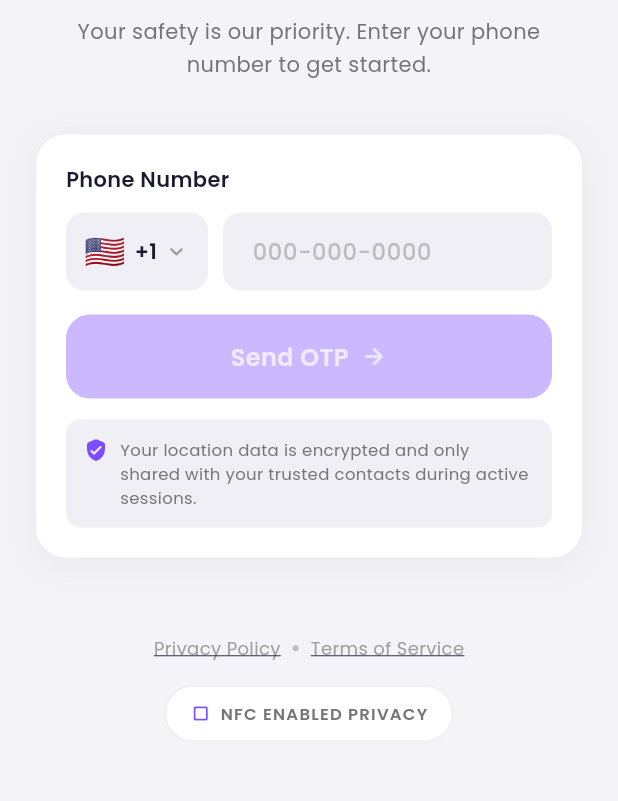
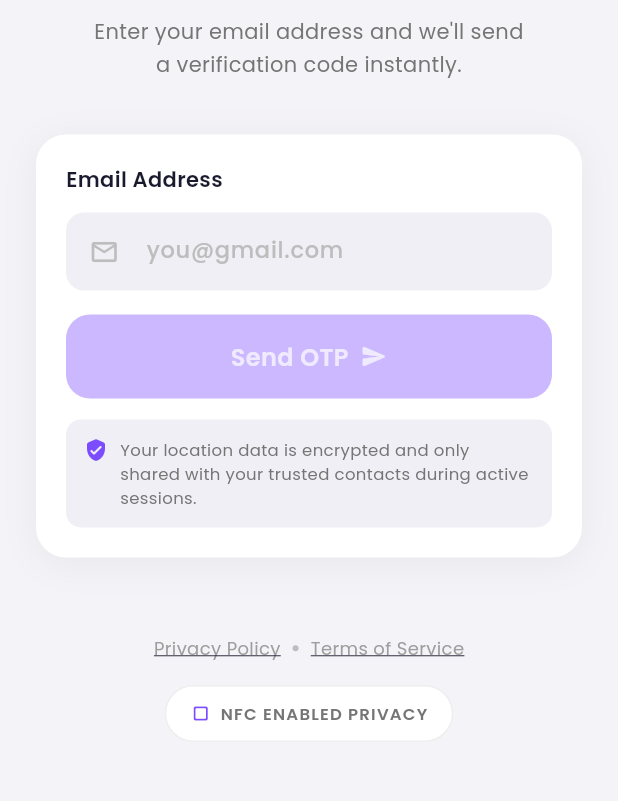
Before and after one commit to Muskanpoddar/tapguard-AI_Personal_Safety_App, a Flutter app: the screen it shows after launch, after a tap on "Skip", on a phone screen of 412 x 824 dp, the part 284-1085 px from its top. Run offline on Flutter 3.47's test engine with Material 3 defaults, Android fonts, the phone set to English and light mode, and no system bars; our stand-ins replace cloud_firestore, firebase_auth, firebase_core, flutter_riverpod, geolocator, google_fonts; missing offline and left inert: ndef_record, nfc_manager; accounts and stored records are empty.

Commit message:
Modified file

```diff
--- a/lib/presentation/auth/login_screen.dart
+++ b/lib/presentation/auth/login_screen.dart
@@ -1,9 +1,12 @@
+// lib/presentation/auth/login_screen.dart
+//
+// Login Screen – Email OTP (free SMTP via Gmail)
 import 'package:flutter/material.dart';
 import 'package:flutter/services.dart';
 import '../../core/constants/app_colors.dart';
 import '../../core/constants/app_strings.dart';
 import '../../core/routes/app_routes.dart';
-import '../../data/repositories/auth_repository.dart';
+import '../../data/services/email_otp_service.dart';
 
 // ═══════════════════════════════════════════════════════════════════════════
 //  LOGIN SCREEN
@@ -17,34 +20,21 @@ class LoginScreen extends StatefulWidget {
 
 class _LoginScreenState extends State<LoginScreen>
     with SingleTickerProviderStateMixin {
-  final TextEditingController _phoneController = TextEditingController();
-  final FocusNode _phoneFocus = FocusNode();
+  final TextEditingController _emailController = TextEditingController();
+  final FocusNode _emailFocus = FocusNode();
 
-  String _selectedCountryCode = '+1';
-  String _selectedFlag = '🇺🇸';
   bool _isLoading = false;
-  bool _phoneValid = false;
+  bool _emailValid = false;
 
-  final _authRepo = AuthRepository();
+  // Simple email regex
+  static final _emailRegex = RegExp(
+    r'^[a-zA-Z0-9._%+\-]+@[a-zA-Z0-9.\-]+\.[a-zA-Z]{2,}$',
+  );
 
   // Entrance animation
   late AnimationController _enterController;
   late Animation<double> _enterFade;
   late Animation<double> _enterSlide;
-
-  // Country codes list
-  final List<Map<String, String>> _countryCodes = [
-    {'flag': '🇺🇸', 'code': '+1', 'name': 'United States'},
-    {'flag': '🇬🇧', 'code': '+44', 'name': 'United Kingdom'},
-    {'flag': '🇮🇳', 'code': '+91', 'name': 'India'},
-    {'flag': '🇦🇺', 'code': '+61', 'name': 'Australia'},
-    {'flag': '🇨🇦', 'code': '+1', 'name': 'Canada'},
-    {'flag': '🇩🇪', 'code': '+49', 'name': 'Germany'},
-    {'flag': '🇫🇷', 'code': '+33', 'name': 'France'},
-    {'flag': '🇸🇦', 'code': '+966', 'name': 'Saudi Arabia'},
-    {'flag': '🇵🇰', 'code': '+92', 'name': 'Pakistan'},
-    {'flag': '🇧🇩', 'code': '+880', 'name': 'Bangladesh'},
-  ];
 
   @override
   void initState() {
@@ -71,57 +61,40 @@ class _LoginScreenState extends State<LoginScreen>
 
     _enterController.forward();
 
-    _phoneController.addListener(() {
-      final isValid = _phoneController.text.trim().length >= 7;
-      if (isValid != _phoneValid) {
-        setState(() => _phoneValid = isValid);
-      }
+    _emailController.addListener(() {
+      final valid = _emailRegex.hasMatch(_emailController.text.trim());
+      if (valid != _emailValid) setState(() => _emailValid = valid);
     });
   }
 
   @override
   void dispose() {
-    _phoneController.dispose();
-    _phoneFocus.dispose();
+    _emailController.dispose();
+    _emailFocus.dispose();
     _enterController.dispose();
     super.dispose();
   }
 
-  // ── Send OTP ──────────────────────────────────────────────────────────────
+  // ── Send OTP via email ────────────────────────────────────────────────────
   Future<void> _sendOtp() async {
-    if (!_phoneValid || _isLoading) return;
+    if (!_emailValid || _isLoading) return;
 
     FocusScope.of(context).unfocus();
     HapticFeedback.mediumImpact();
     setState(() => _isLoading = true);
 
-    final fullPhone = '$_selectedCountryCode${_phoneController.text.trim()}';
+    final email = _emailController.text.trim().toLowerCase();
+    final error = await EmailOtpService.sendOtp(email);
 
-    await _authRepo.sendOtp(
-      fullPhone,
-      onCodeSent: (String verificationId, int? resendToken) {
     if (!mounted) return;
     setState(() => _isLoading = false);
-        Navigator.of(context).pushNamed(
-          AppRoutes.otp,
-          arguments: {
-            'phone': fullPhone,
-            'verificationId': verificationId,
-            'resendToken': resendToken?.toString() ?? '',
-          },
-        );
-      },
-      onAutoVerified: () {
-        if (!mounted) return;
-        setState(() => _isLoading = false);
-        Navigator.of(context).pushReplacementNamed(AppRoutes.home);
-      },
-      onError: (String msg) {
-        if (!mounted) return;
-        setState(() => _isLoading = false);
-        _showError(msg);
-      },
-    );
+
+    if (error != null) {
+      _showError(error);
+      return;
+    }
+
+    Navigator.of(context).pushNamed(AppRoutes.otp, arguments: {'email': email});
   }
 
   void _showError(String msg) {
@@ -131,94 +104,6 @@ class _LoginScreenState extends State<LoginScreen>
         backgroundColor: AppColors.sos,
         behavior: SnackBarBehavior.floating,
         shape: RoundedRectangleBorder(borderRadius: BorderRadius.circular(12)),
-      ),
-    );
-  }
-
-  // ── Country picker sheet ──────────────────────────────────────────────────
-  void _pickCountry() {
-    showModalBottomSheet(
-      context: context,
-      backgroundColor: Colors.white,
-      isScrollControlled: true,
-      shape: const RoundedRectangleBorder(
-        borderRadius: BorderRadius.vertical(top: Radius.circular(24)),
-      ),
-      builder: (_) => DraggableScrollableSheet(
-        expand: false,
-        initialChildSize: 0.55,
-        maxChildSize: 0.85,
-        builder: (_, scrollController) => Column(
-          children: [
-            const SizedBox(height: 12),
-            Container(
-              width: 40,
-              height: 4,
-              decoration: BoxDecoration(
-                color: Colors.grey.shade300,
-                borderRadius: BorderRadius.circular(2),
-              ),
-            ),
-            const SizedBox(height: 16),
-            const Text(
-              'Select Country',
-              style: TextStyle(
-                fontFamily: 'Poppins',
-                fontSize: 18,
-                fontWeight: FontWeight.w700,
-                color: Color(0xFF1A1A2E),
-              ),
-            ),
-            const SizedBox(height: 12),
-            Expanded(
-              child: ListView.builder(
-                controller: scrollController,
-                itemCount: _countryCodes.length,
-                itemBuilder: (_, i) {
-                  final c = _countryCodes[i];
-                  final selected =
-                      c['code'] == _selectedCountryCode &&
-                      c['flag'] == _selectedFlag;
-                  return ListTile(
-                    leading: Text(
-                      c['flag']!,
-                      style: const TextStyle(fontSize: 28),
-                    ),
-                    title: Text(
-                      c['name']!,
-                      style: const TextStyle(
-                        fontFamily: 'Poppins',
-                        fontSize: 14,
-                        fontWeight: FontWeight.w500,
-                      ),
-                    ),
-                    trailing: Text(
-                      c['code']!,
-                      style: TextStyle(
-                        fontFamily: 'Poppins',
-                        fontSize: 14,
-                        fontWeight: FontWeight.w600,
-                        color: AppColors.primary,
-                      ),
-                    ),
-                    selected: selected,
-                    selectedTileColor: AppColors.primary.withOpacity(0.06),
-                    shape: RoundedRectangleBorder(
-                      borderRadius: BorderRadius.circular(12),
-                    ),
-                    onTap: () {
-                      setState(() {
-                        _selectedCountryCode = c['code']!;
-                        _selectedFlag = c['flag']!;
-                      });
-                      Navigator.pop(context);
-                    },
-                  );
-                },
-              ),
-            ),
-          ],
-        ),
       ),
     );
   }
@@ -263,7 +148,7 @@ class _LoginScreenState extends State<LoginScreen>
                   const SizedBox(height: 10),
 
                   Text(
-                    AppStrings.welcomeBody,
+                    'Enter your email address and we\'ll send\na verification code instantly.',
                     textAlign: TextAlign.center,
                     style: TextStyle(
                       fontFamily: 'Poppins',
@@ -275,8 +160,8 @@ class _LoginScreenState extends State<LoginScreen>
 
                   const SizedBox(height: 36),
 
-                  // ── Phone input card ──────────────────────────────────
-                  _buildPhoneCard(),
+                  // ── Email input card ──────────────────────────────────────────────────
+                  _buildEmailCard(),
 
                   const SizedBox(height: 52),
 
@@ -308,8 +193,8 @@ class _LoginScreenState extends State<LoginScreen>
     );
   }
 
-  // ── Phone number card ─────────────────────────────────────────────────────
-  Widget _buildPhoneCard() {
+  // ── Email input card ──────────────────────────────────────────────────────
+  Widget _buildEmailCard() {
     return Container(
       padding: const EdgeInsets.all(20),
       decoration: BoxDecoration(
@@ -328,7 +213,7 @@ class _LoginScreenState extends State<LoginScreen>
         children: [
           // Label
           const Text(
-            AppStrings.phoneNumber,
+            'Email Address',
             style: TextStyle(
               fontFamily: 'Poppins',
               fontSize: 14,
@@ -339,81 +224,49 @@ class _LoginScreenState extends State<LoginScreen>
 
           const SizedBox(height: 12),
 
-          // Country code + phone field
-          Row(
-            children: [
-              // Country picker button
-              GestureDetector(
-                onTap: _pickCountry,
-                child: Container(
-                  height: 52,
-                  padding: const EdgeInsets.symmetric(horizontal: 12),
-                  decoration: BoxDecoration(
-                    color: const Color(0xFFF0EFF5),
-                    borderRadius: BorderRadius.circular(12),
-                  ),
-                  child: Row(
-                    mainAxisSize: MainAxisSize.min,
-                    children: [
-                      Text(_selectedFlag, style: const TextStyle(fontSize: 22)),
-                      const SizedBox(width: 6),
-                      Text(
-                        _selectedCountryCode,
-                        style: const TextStyle(
-                          fontFamily: 'Poppins',
-                          fontSize: 14,
-                          fontWeight: FontWeight.w600,
-                          color: Color(0xFF1A1A2E),
-                        ),
-                      ),
-                      const SizedBox(width: 4),
-                      Icon(
-                        Icons.keyboard_arrow_down_rounded,
-                        size: 18,
-                        color: Colors.grey.shade500,
-                      ),
-                    ],
-                  ),
-                ),
-              ),
-
-              const SizedBox(width: 10),
-
-              // Phone number text field
-              Expanded(
-                child: Container(
+          // Email text field
+          Container(
             height: 52,
             decoration: BoxDecoration(
               color: const Color(0xFFF0EFF5),
               borderRadius: BorderRadius.circular(12),
               border: Border.all(
-                      color: _phoneFocus.hasFocus
+                color: _emailFocus.hasFocus
                     ? AppColors.primary
                     : Colors.transparent,
                 width: 1.5,
               ),
             ),
             child: TextField(
-                    controller: _phoneController,
-                    focusNode: _phoneFocus,
-                    keyboardType: TextInputType.phone,
-                    inputFormatters: [
-                      FilteringTextInputFormatter.digitsOnly,
-                      LengthLimitingTextInputFormatter(12),
-                    ],
+              controller: _emailController,
+              focusNode: _emailFocus,
+              keyboardType: TextInputType.emailAddress,
+              autocorrect: false,
               style: const TextStyle(
                 fontFamily: 'Poppins',
-                      fontSize: 16,
+                fontSize: 15,
                 fontWeight: FontWeight.w500,
                 color: Color(0xFF1A1A2E),
               ),
               decoration: InputDecoration(
-                      hintText: AppStrings.phonePlaceholder,
+                hintText: 'you@gmail.com',
                 hintStyle: TextStyle(
                   fontFamily: 'Poppins',
                   fontSize: 15,
                   color: Colors.grey.shade400,
                 ),
+                prefixIcon: Icon(
+                  Icons.email_outlined,
+                  color: _emailValid ? AppColors.primary : Colors.grey.shade400,
+                  size: 20,
+                ),
+                suffixIcon: _emailValid
+                    ? const Icon(
+                        Icons.check_circle_rounded,
+                        color: AppColors.success,
+                        size: 20,
+                      )
+                    : null,
                 border: InputBorder.none,
                 contentPadding: const EdgeInsets.symmetric(
                   horizontal: 14,
@@ -423,9 +276,6 @@ class _LoginScreenState extends State<LoginScreen>
               onSubmitted: (_) => _sendOtp(),
             ),
           ),
-              ),
-            ],
-          ),
 
           const SizedBox(height: 16),
 
@@ -434,7 +284,7 @@ class _LoginScreenState extends State<LoginScreen>
             width: double.infinity,
             height: 56,
             child: ElevatedButton(
-              onPressed: (_phoneValid && !_isLoading) ? _sendOtp : null,
+              onPressed: (_emailValid && !_isLoading) ? _sendOtp : null,
               style: ElevatedButton.styleFrom(
                 backgroundColor: AppColors.primary,
                 foregroundColor: Colors.white,
@@ -457,16 +307,16 @@ class _LoginScreenState extends State<LoginScreen>
                   : Row(
                       mainAxisAlignment: MainAxisAlignment.center,
                       children: [
-                        Text(
-                          AppStrings.sendOtp,
-                          style: const TextStyle(
+                        const Text(
+                          'Send OTP',
+                          style: TextStyle(
                             fontFamily: 'Poppins',
                             fontSize: 16,
                             fontWeight: FontWeight.w600,
                           ),
                         ),
                         const SizedBox(width: 8),
-                        const Icon(Icons.arrow_forward_rounded, size: 18),
+                        const Icon(Icons.send_rounded, size: 18),
                       ],
                     ),
             ),
```
Lines whose indentation alone changed are shown as unchanged.
